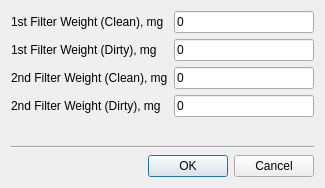
First picture: the form in Qr49/filtermassdialog.ui, repository pa23/r49, before the edit.
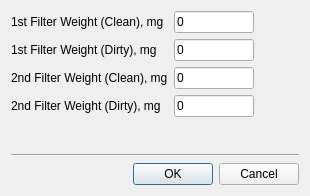
Second picture: the form after the edit. Icons and pictures are not drawn.

What changed in the file:
```diff
--- a/Qr49/filtermassdialog.ui
+++ b/Qr49/filtermassdialog.ui
@@ -9,8 +9,8 @@
    <rect>
     <x>0</x>
     <y>0</y>
-    <width>325</width>
-    <height>188</height>
+    <width>310</width>
+    <height>196</height>
    </rect>
   </property>
   <property name="focusPolicy">
@@ -35,6 +35,18 @@
      </item>
      <item row="0" column="1">
       <widget class="QLineEdit" name="lineEdit_1stFilterWeightClean">
+       <property name="minimumSize">
+        <size>
+         <width>80</width>
+         <height>0</height>
+        </size>
+       </property>
+       <property name="maximumSize">
+        <size>
+         <width>80</width>
+         <height>16777215</height>
+        </size>
+       </property>
        <property name="text">
         <string>0</string>
        </property>
@@ -49,6 +61,18 @@
      </item>
      <item row="1" column="1">
       <widget class="QLineEdit" name="lineEdit_1stFilterWeightDirty">
+       <property name="minimumSize">
+        <size>
+         <width>80</width>
+         <height>0</height>
+        </size>
+       </property>
+       <property name="maximumSize">
+        <size>
+         <width>80</width>
+         <height>16777215</height>
+        </size>
+       </property>
        <property name="text">
         <string>0</string>
        </property>
@@ -63,6 +87,18 @@
      </item>
      <item row="2" column="1">
       <widget class="QLineEdit" name="lineEdit_2ndFilterWeightClean">
+       <property name="minimumSize">
+        <size>
+         <width>80</width>
+         <height>0</height>
+        </size>
+       </property>
+       <property name="maximumSize">
+        <size>
+         <width>80</width>
+         <height>16777215</height>
+        </size>
+       </property>
        <property name="text">
         <string>0</string>
        </property>
@@ -77,6 +113,18 @@
      </item>
      <item row="3" column="1">
       <widget class="QLineEdit" name="lineEdit_2ndFilterWeightDirty">
+       <property name="minimumSize">
+        <size>
+         <width>80</width>
+         <height>0</height>
+        </size>
+       </property>
+       <property name="maximumSize">
+        <size>
+         <width>80</width>
+         <height>16777215</height>
+        </size>
+       </property>
        <property name="text">
         <string>0</string>
        </property>
```
Left out of the diff: 4 changed lines with no effect on the pictures.
